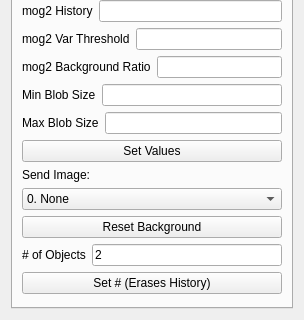
BioroboticsLab/biotracker_core, file BioTracker/Plugin/BackgroundSubtraction/View/TrackerParameterView.ui: the form before one commit; both pictures show x 0 to 304 and y 161 to 481 of the 304 by 481 pixel window.
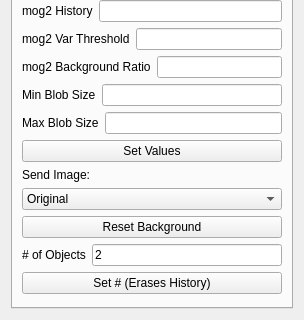
The form after the commit.

```diff
--- a/BioTracker/Plugin/BackgroundSubtraction/View/TrackerParameterView.ui
+++ b/BioTracker/Plugin/BackgroundSubtraction/View/TrackerParameterView.ui
@@ -230,11 +230,11 @@
          <item>
           <widget class="QComboBox" name="comboBoxSendImage">
            <property name="currentText">
-            <string>0. None</string>
+            <string>Original</string>
            </property>
            <item>
             <property name="text">
-             <string>0. None</string>
+             <string>Original</string>
             </property>
            </item>
            <item>
```
Left out of the diff: 13 changed lines with no effect on the pictures.
